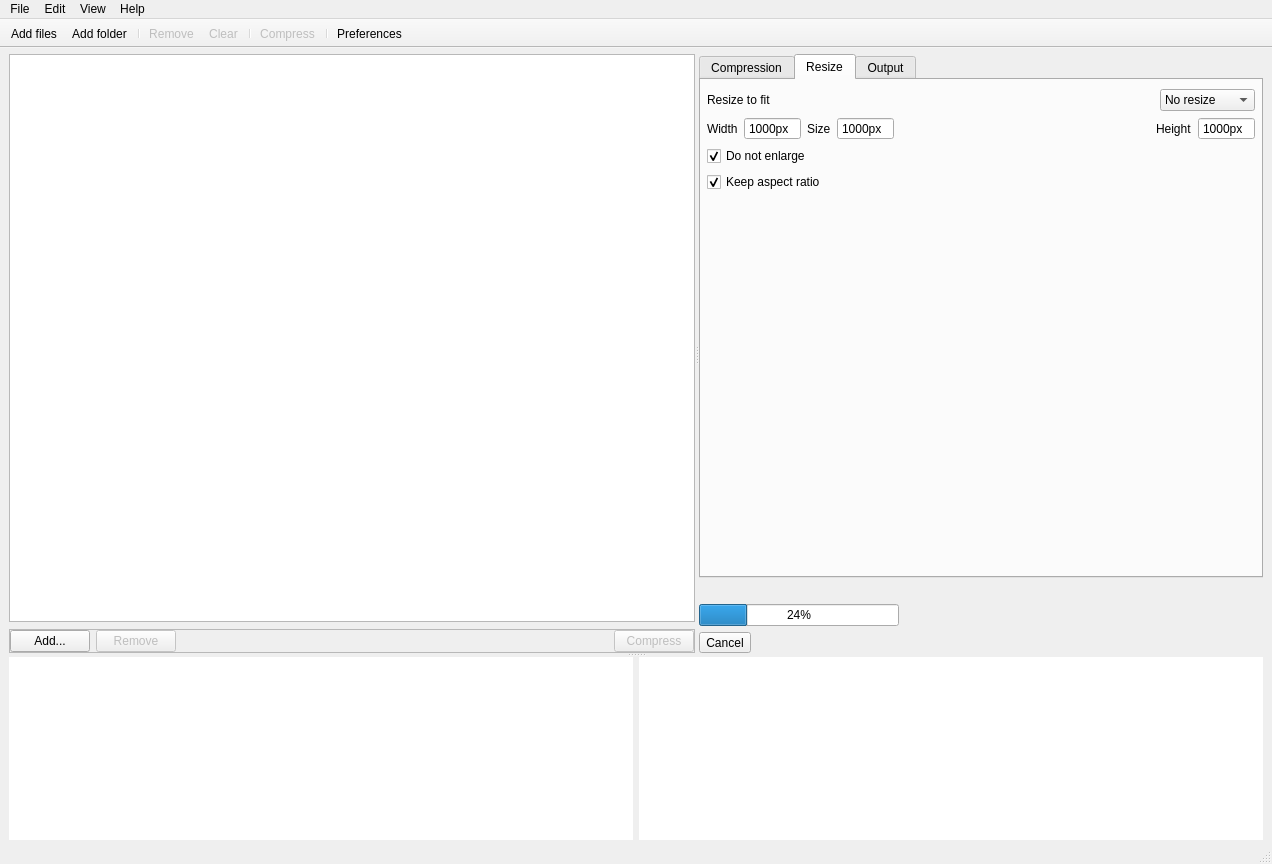
This is views/MainWindow.ui in Lymphatus/caesium-image-compressor as Qt 5 draws it before an edit. The edited form follows.
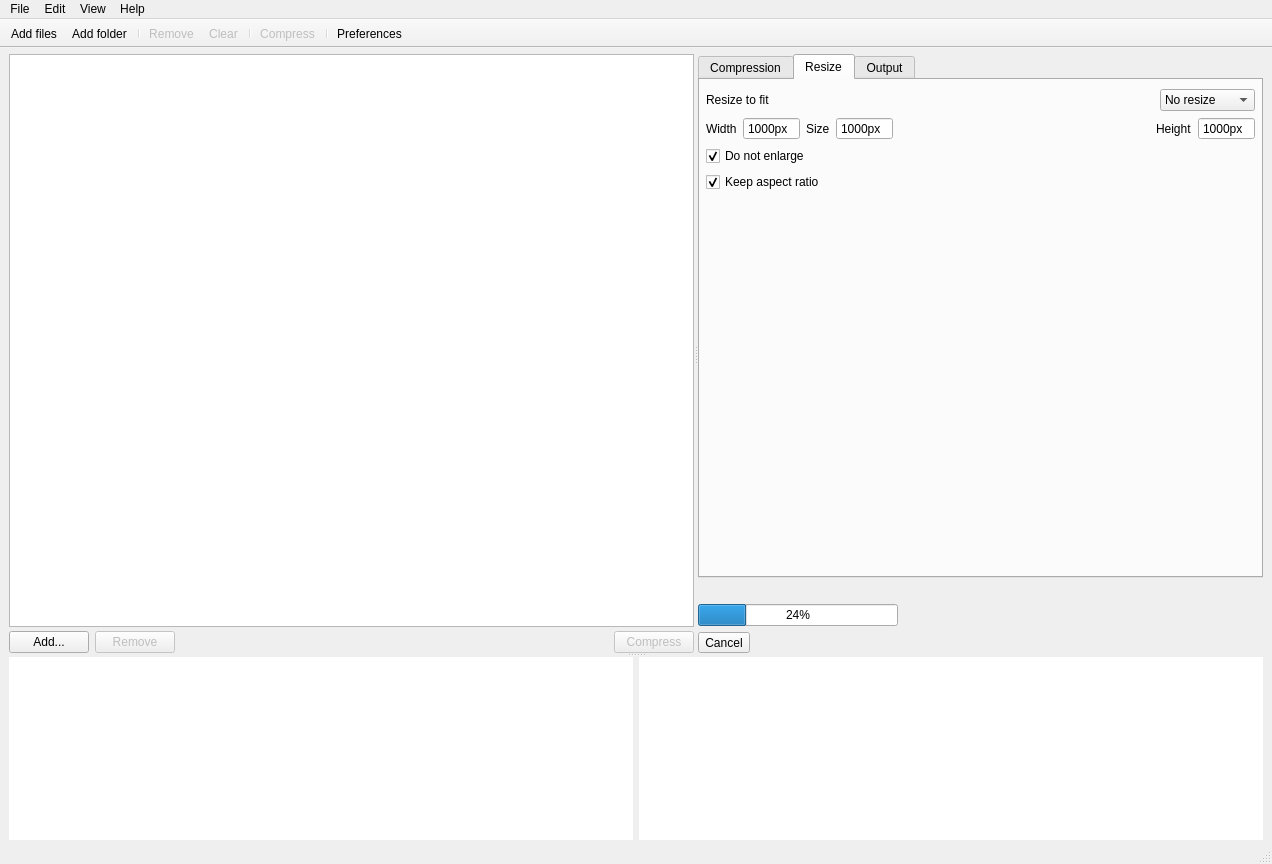
This is the edited form. The open tabs and pages were chosen to show the change. Icons and pictures are not drawn. Custom widgets are drawn as their Qt base class.

```diff
--- a/views/MainWindow.ui
+++ b/views/MainWindow.ui
@@ -48,7 +48,7 @@
        <widget class="QWidget" name="layoutWidget">
         <layout class="QVBoxLayout" name="verticalLayout_4">
          <property name="spacing">
-          <number>7</number>
+          <number>4</number>
          </property>
          <item>
           <widget class="QDropTreeView" name="imageList_TreeView">
@@ -96,12 +96,18 @@
          <item>
           <widget class="QFrame" name="listActions_Frame">
            <property name="frameShape">
-            <enum>QFrame::StyledPanel</enum>
+            <enum>QFrame::NoFrame</enum>
            </property>
            <property name="frameShadow">
-            <enum>QFrame::Raised</enum>
+            <enum>QFrame::Plain</enum>
+           </property>
+           <property name="lineWidth">
+            <number>0</number>
            </property>
            <layout class="QHBoxLayout" name="horizontalLayout_2">
+            <property name="spacing">
+             <number>-1</number>
+            </property>
             <property name="leftMargin">
              <number>0</number>
             </property>
```
Left out of the diff: 10 changed lines with no effect on the pictures.
